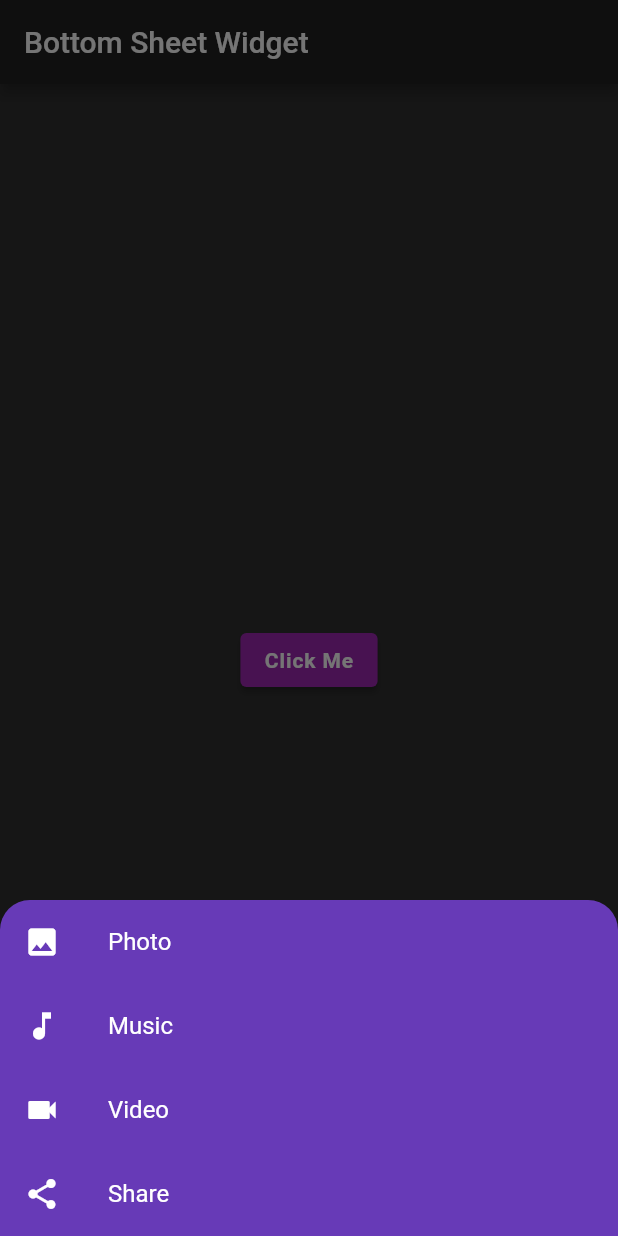
After one commit to akmadan/flutter30days30widgets, a Flutter app: the BottomSheetWidget screen opened directly, after a tap on "Click Me", on a phone screen of 412 x 824 dp. The commit adds this screen. Run offline on Flutter 3.47's test engine with Material 2 defaults, Android fonts, the phone set to English and light mode, and no system bars; our stand-ins replace animated_text_kit, cached_network_image.

Commit message:
bottomsheet

```diff
--- a/lib/main.dart
+++ b/lib/main.dart
@@ -3,6 +3,7 @@ import 'package:flutter/material.dart';
 import 'package:thirty_widgets/widgets/alert.dart';
 import 'package:thirty_widgets/widgets/animatedtext.dart';
 import 'package:thirty_widgets/widgets/bottomnav.dart';
+import 'package:thirty_widgets/widgets/bottomsheet.dart';
 import 'package:thirty_widgets/widgets/dismissible.dart';
 import 'package:thirty_widgets/widgets/drawer.dart';
 import 'package:thirty_widgets/widgets/dropdownlist.dart';
@@ -26,6 +27,6 @@ class MyApp extends StatelessWidget {
           brightness: Brightness.dark,
           primarySwatch: Colors.purple,
         ),
-        home: AnimatedTextWidget());
+        home: BottomSheetWidget());
   }
 }
--- /dev/null
+++ b/lib/widgets/bottomsheet.dart
@@ -0,0 +1,75 @@
+import 'package:flutter/material.dart';
+
+class BottomSheetWidget extends StatefulWidget {
+  const BottomSheetWidget({Key? key}) : super(key: key);
+
+  @override
+  _BottomSheetWidgetState createState() => _BottomSheetWidgetState();
+}
+
+class _BottomSheetWidgetState extends State<BottomSheetWidget> {
+  @override
+  Widget build(BuildContext context) {
+    return Scaffold(
+      appBar: AppBar(
+        title: Text('Bottom Sheet Widget'),
+      ),
+      body: Center(
+        child: ElevatedButton(
+          onPressed: () {
+            showModalBottomSheet(
+                backgroundColor: Colors.deepPurple,
+                shape: RoundedRectangleBorder(
+                    borderRadius: BorderRadius.only(
+                        topLeft: Radius.circular(20),
+                        topRight: Radius.circular(20))),
+                elevation: 20,
+                context: context,
+                builder: (context) {
+                  return Column(
+                    mainAxisSize: MainAxisSize.min,
+                    children: <Widget>[
+                      ListTile(
+                        leading: new Icon(Icons.photo),
+                        title: new Text('Photo'),
+                        onTap: () {
+                          Navigator.pop(context);
+                        },
+                      ),
+                      ListTile(
+                        leading: new Icon(Icons.music_note),
+                        title: new Text('Music'),
+                        onTap: () {
+                          Navigator.pop(context);
+                        },
+                      ),
+                      ListTile(
+                        leading: new Icon(Icons.videocam),
+                        title: new Text('Video'),
+                        onTap: () {
+                          Navigator.pop(context);
+                        },
+                      ),
+                      ListTile(
+                        leading: new Icon(Icons.share),
+                        title: new Text('Share'),
+                        onTap: () {
+                          Navigator.pop(context);
+                        },
+                      ),
+                    ],
+                  );
+                });
+          },
+          child: Text(
+            'Click Me',
+            style: TextStyle(
+                color: Colors.white,
+                fontWeight: FontWeight.w600,
+                letterSpacing: 0.6),
+          ),
+        ),
+      ),
+    );
+  }
+}
```
